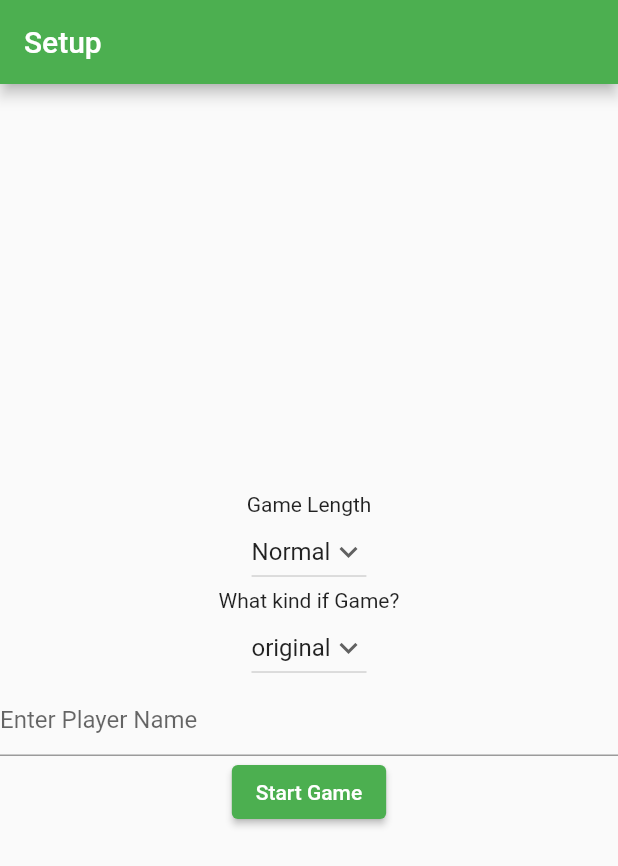
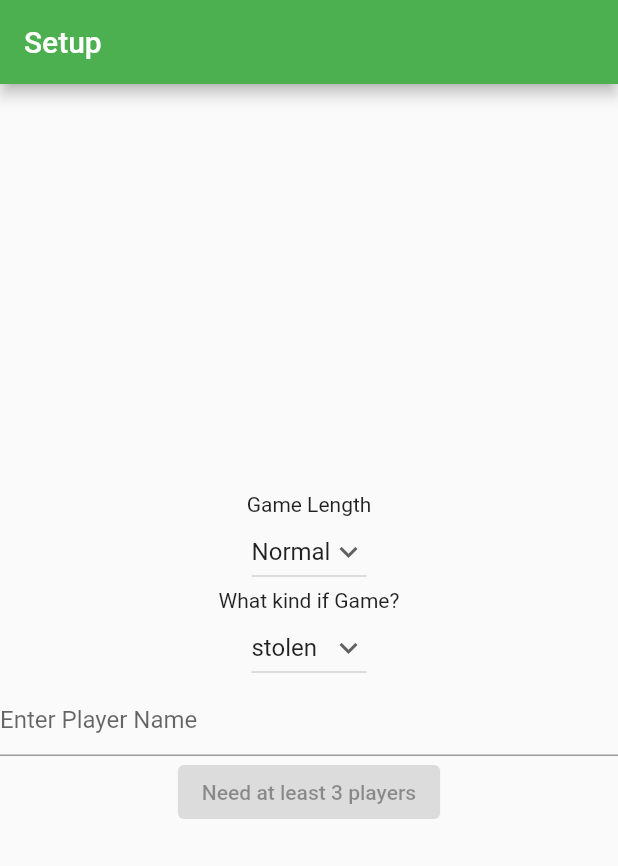
Before and after one commit to abane94/picol-themed-drinking-game, a Flutter app: the screen it shows after launch, on a phone screen of 412 x 824 dp. Shown: the top 866 px of the screen. Run offline on Flutter 3.47's test engine with Material 2 defaults, Android fonts, the phone set to English and light mode, and no system bars.

Commit message:
prevent game from starting until there is enough players

```diff
--- a/lib/data/prompt_configs.dart
+++ b/lib/data/prompt_configs.dart
@@ -112,8 +112,8 @@ List<PromptConfig> stolen = [
 
 class PromptMap {
   static Map<String, List<PromptConfig>> map = {
-    'original': originals,
-    'stolen': stolen
+    'stolen': stolen,
+    'original': originals
   };
 
   static List<String> options = PromptMap.map.keys.toList();
--- a/lib/pages/setup.dart
+++ b/lib/pages/setup.dart
@@ -4,6 +4,8 @@ import 'package:picol_drinking_game/data/prompt_configs.dart';
 import 'package:picol_drinking_game/types/game-parameters.dart';
 
 import 'game.dart';
+
+const MIN_PLAYERS = 3;
 
 class MyHomePage extends StatefulWidget {
   const MyHomePage({Key? key, required this.title}) : super(key: key);
@@ -98,8 +100,11 @@ class _MyHomePageState extends State<MyHomePage> {
             ),
             ListView(children: _getPlayers(), shrinkWrap: true),
             ElevatedButton (
-              onPressed: startGame,
-              child: const Text("Start Game")
+              onPressed: _players.length >= MIN_PLAYERS ? startGame : null,
+              child: Text(_players.length >= MIN_PLAYERS ? "Start Game" : "Need at least $MIN_PLAYERS players"),
+              style: _players.length < MIN_PLAYERS ? ElevatedButton.styleFrom(
+                primary: Colors.grey,
+              ) : null
             )
           ],
         ),
```
